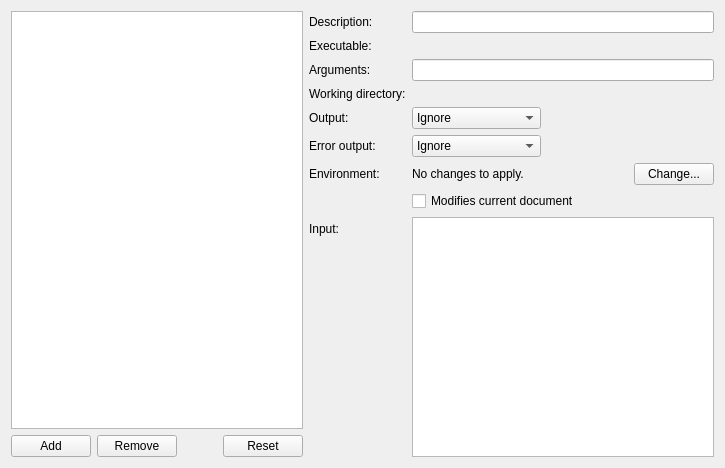
Old version of the form src/plugins/coreplugin/dialogs/externaltoolconfig.ui in the repository canpool/qtcanpool.
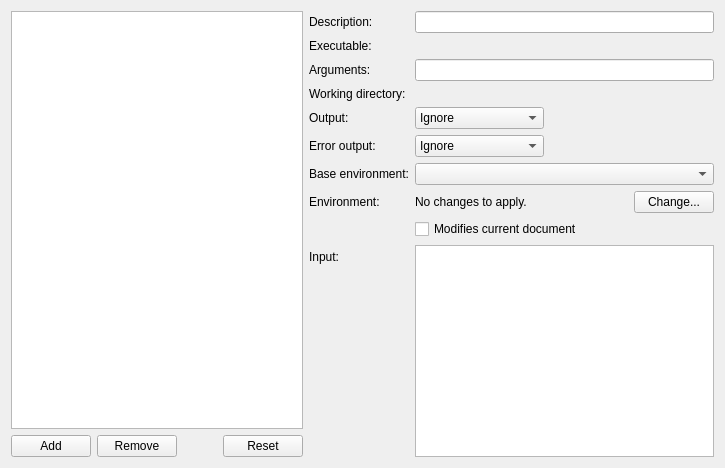
New version of the form. Custom widgets are drawn as their Qt base class.

What changed in the file:
```diff
--- a/src/plugins/coreplugin/dialogs/externaltoolconfig.ui
+++ b/src/plugins/coreplugin/dialogs/externaltoolconfig.ui
@@ -82,6 +82,48 @@
     </layout>
    </item>
    <item>
+    <widget class="QScrollArea" name="scrollArea">
+     <property name="sizePolicy">
+      <sizepolicy hsizetype="Expanding" vsizetype="Expanding">
+       <horstretch>10</horstretch>
+       <verstretch>0</verstretch>
+      </sizepolicy>
+     </property>
+     <property name="frameShape">
+      <enum>QFrame::NoFrame</enum>
+     </property>
+     <property name="frameShadow">
+      <enum>QFrame::Plain</enum>
+     </property>
+     <property name="lineWidth">
+      <number>0</number>
+     </property>
+     <property name="widgetResizable">
+      <bool>true</bool>
+     </property>
+     <widget class="QWidget" name="scrollAreaWidgetContents">
+      <property name="geometry">
+       <rect>
+        <x>0</x>
+        <y>0</y>
+        <width>396</width>
+        <height>444</height>
+       </rect>
+      </property>
+      <layout class="QVBoxLayout" name="verticalLayout_2">
+       <property name="leftMargin">
+        <number>0</number>
+       </property>
+       <property name="topMargin">
+        <number>0</number>
+       </property>
+       <property name="rightMargin">
+        <number>0</number>
+       </property>
+       <property name="bottomMargin">
+        <number>0</number>
+       </property>
+       <item>
     <widget class="QWidget" name="infoWidget" native="true">
      <property name="sizePolicy">
       <sizepolicy hsizetype="Preferred" vsizetype="Preferred">
@@ -210,14 +252,14 @@
         </item>
        </widget>
       </item>
-      <item row="6" column="0">
+          <item row="7" column="0">
        <widget class="QLabel" name="label_2">
         <property name="text">
          <string>Environment:</string>
         </property>
        </widget>
       </item>
-      <item row="6" column="1">
+          <item row="7" column="1">
        <layout class="QHBoxLayout" name="horizontalLayout_3">
         <property name="spacing">
          <number>0</number>
@@ -244,7 +286,7 @@
         </item>
        </layout>
       </item>
-      <item row="7" column="1">
+          <item row="8" column="1">
        <widget class="QCheckBox" name="modifiesDocumentCheckbox">
         <property name="toolTip">
          <string>If the tool modifies the current document, set this flag to ensure that the document is saved before running the tool and is reloaded after the tool finished.</string>
@@ -254,7 +296,7 @@
         </property>
        </widget>
       </item>
-      <item row="8" column="0">
+          <item row="9" column="0">
        <widget class="QLabel" name="inputLabel">
         <property name="toolTip">
          <string>Text to pass to the executable via standard input. Leave empty if the executable should not receive any input.</string>
@@ -264,14 +306,41 @@
         </property>
        </widget>
       </item>
-      <item row="8" column="1">
+          <item row="9" column="1">
        <widget class="QPlainTextEdit" name="inputText">
+            <property name="sizePolicy">
+             <sizepolicy hsizetype="Expanding" vsizetype="Expanding">
+              <horstretch>0</horstretch>
+              <verstretch>10</verstretch>
+             </sizepolicy>
+            </property>
         <property name="lineWrapMode">
          <enum>QPlainTextEdit::NoWrap</enum>
         </property>
        </widget>
       </item>
-     </layout>
+          <item row="6" column="0">
+           <widget class="QLabel" name="baseEnvironmentLabel">
+            <property name="text">
+             <string>Base environment:</string>
+            </property>
+           </widget>
+          </item>
+          <item row="6" column="1">
+           <widget class="QComboBox" name="baseEnvironment">
+            <property name="sizePolicy">
+             <sizepolicy hsizetype="Expanding" vsizetype="Fixed">
+              <horstretch>0</horstretch>
+              <verstretch>0</verstretch>
+             </sizepolicy>
+            </property>
+           </widget>
+          </item>
+         </layout>
+        </widget>
+       </item>
+      </layout>
+     </widget>
     </widget>
    </item>
   </layout>
```
Left out of the diff: 25 changed lines with no effect on the pictures. Lines whose indentation alone changed are shown as unchanged.
